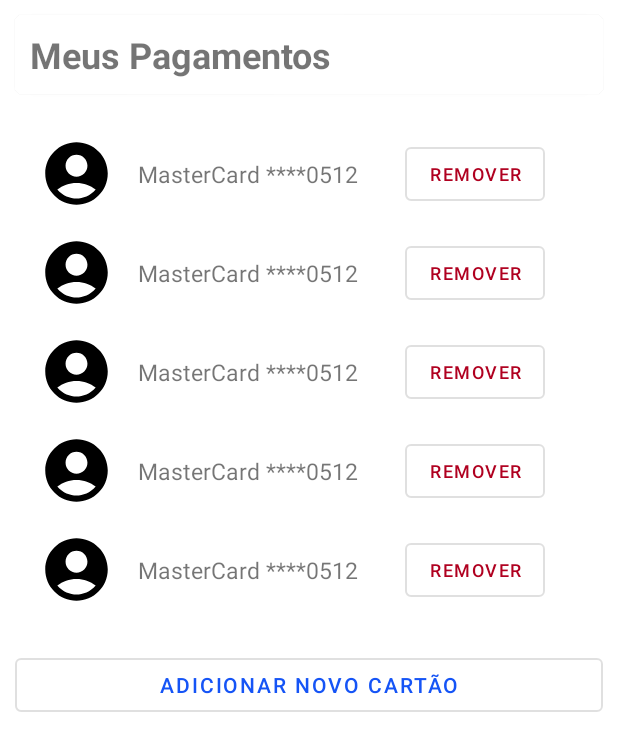
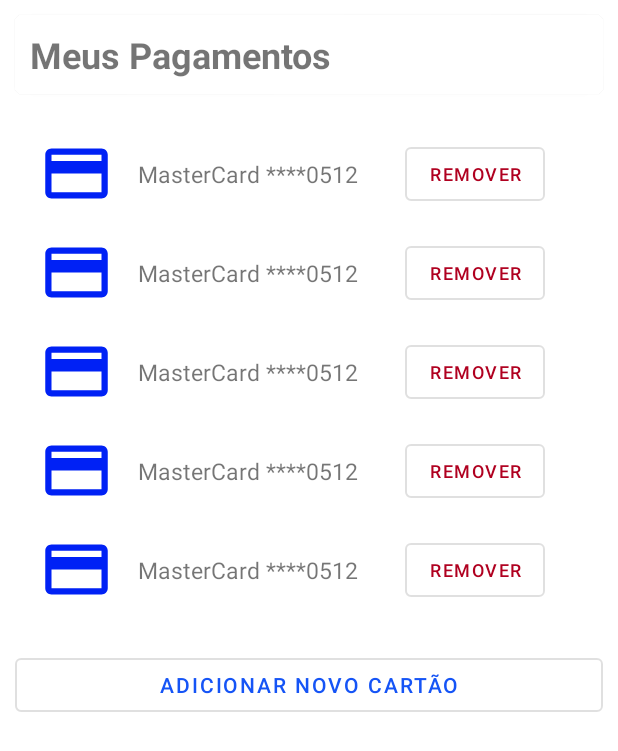
Before and after one commit to ghabrielferrari/PI3-ES-2024-TIME-19, an Android app: the layout fragment_payment.xml on its own in the app's theme, with its tools: preview values and no code run, on a phone screen of 412 x 824 dp. Shown: the top 751 px of the screen. Run offline under Robolectric (Android 15) with nearby library versions, the light colour scheme and no system bars.

Commit message:
PaymentPage layout updates

```diff
--- a/app/src/main/java/com/example/pi3_es_2024_time19/fragments/PaymentFragment.kt
+++ b/app/src/main/java/com/example/pi3_es_2024_time19/fragments/PaymentFragment.kt
@@ -51,7 +51,7 @@
     private fun removeCard(card: Card) {
         collectionRef.document(card.id).delete()
             .addOnSuccessListener {
-                cardList.removeAll { it.id == card.id }
+                cardList.remove(card)
                 rvCard.adapter?.notifyDataSetChanged()
             }
             .addOnFailureListener { exception ->
--- /dev/null
+++ b/app/src/main/res/drawable/ic_credit_card_payment.xml
@@ -0,0 +1,5 @@
+<vector xmlns:android="http://schemas.android.com/apk/res/android" android:height="50dp" android:tint="#0021F5" android:viewportHeight="24" android:viewportWidth="24" android:width="50dp">
+
+    <path android:fillColor="@android:color/white" android:pathData="M20,4L4,4c-1.11,0 -1.99,0.89 -1.99,2L2,18c0,1.11 0.89,2 2,2h16c1.11,0 2,-0.89 2,-2L22,6c0,-1.11 -0.89,-2 -2,-2zM20,18L4,18v-6h16v6zM20,8L4,8L4,6h16v2z"/>
+
+</vector>
--- a/app/src/main/res/layout/activity_register_card.xml
+++ b/app/src/main/res/layout/activity_register_card.xml
@@ -150,11 +150,11 @@
 
     <Button
         android:id="@+id/btnAddCard"
+        style="@style/Widget.MaterialComponents.Button.OutlinedButton"
         android:layout_width="match_parent"
         android:layout_height="wrap_content"
+        android:layout_marginTop="60dp"
         android:text="ADICIONAR CARTÃO"
-        android:layout_marginTop="60dp"
-        style="@style/Widget.MaterialComponents.Button.OutlinedButton"
-        />
+        android:textColor="@color/green" />
 
 </androidx.appcompat.widget.LinearLayoutCompat>
--- a/app/src/main/res/layout/item_card.xml
+++ b/app/src/main/res/layout/item_card.xml
@@ -15,7 +15,7 @@
         app:layout_constraintBottom_toBottomOf="parent"
         app:layout_constraintStart_toStartOf="parent"
         app:layout_constraintTop_toTopOf="parent"
-        app:srcCompat="@drawable/baseline_account_circle_24" />
+        app:srcCompat="@drawable/ic_credit_card_payment" />
 
     <TextView
         android:id="@+id/textCard"
@@ -43,4 +43,5 @@
         app:layout_constraintEnd_toEndOf="parent"
         app:layout_constraintStart_toEndOf="@+id/textCard"
         app:layout_constraintTop_toTopOf="@+id/textCard" />
+
 </androidx.constraintlayout.widget.ConstraintLayout>
--- a/app/src/main/res/values/colors.xml
+++ b/app/src/main/res/values/colors.xml
@@ -12,4 +12,5 @@
     <color name="danger">#B00020</color>
     <color name="gray">#aaaaaa</color>
     <color name="warning">#e3c100</color>
+    <color name="green">#007733</color>
 </resources>
```
